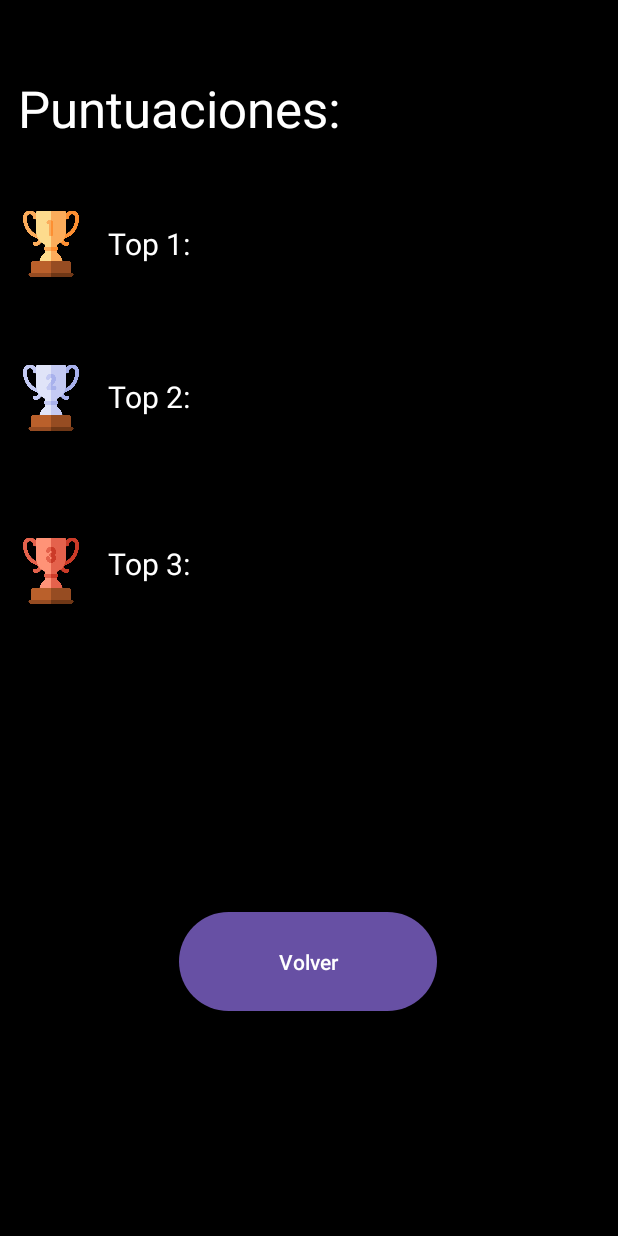
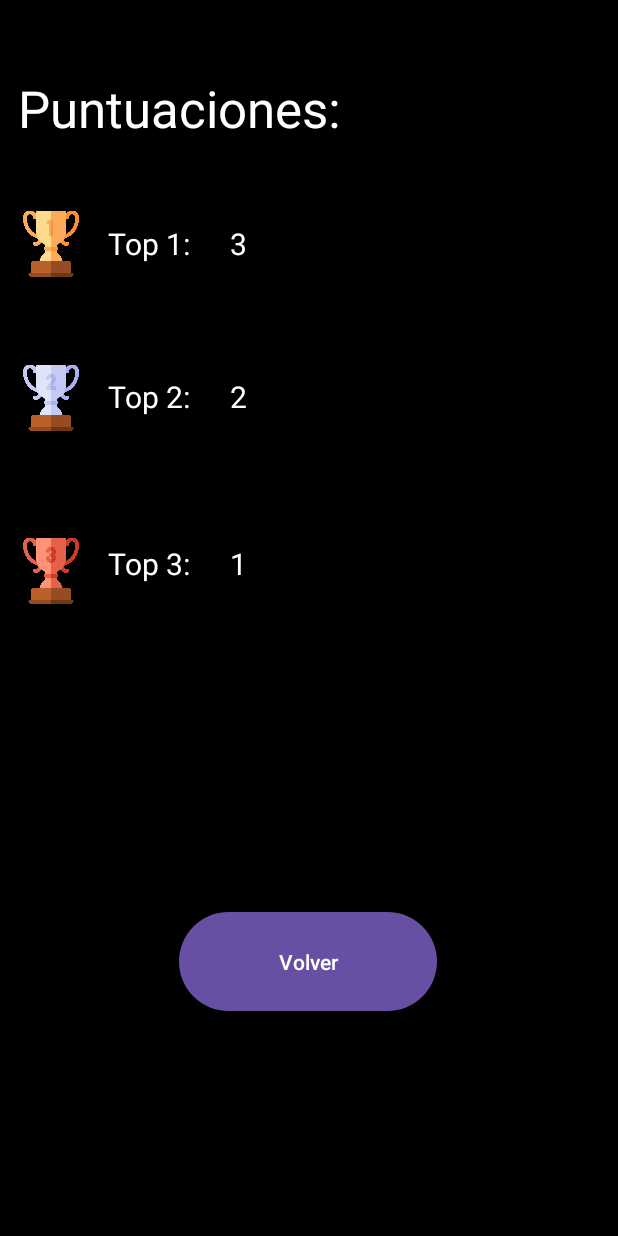
Before and after one commit to daaniigomez29/Snake-DGB, an Android app: the screen it shows after launch (PantallaPuntuaciones), after a tap on "Puntuaciones", on a phone screen of 412 x 824 dp. Run offline under Robolectric (Android 15) with nearby library versions, the phone set to English and light mode, and no system bars; 4 statements that could not run were skipped.

```diff
--- a/app/src/main/AndroidManifest.xml
+++ b/app/src/main/AndroidManifest.xml
@@ -11,6 +11,7 @@
         android:roundIcon="@mipmap/iconosnake"
         android:supportsRtl="true"
         android:theme="@style/Theme.Snake"
+        android:screenOrientation="portrait"
         tools:targetApi="31">
         <activity
             android:name=".PantallaPuntuaciones"
--- a/app/src/main/java/com/example/snake/MainActivity.java
+++ b/app/src/main/java/com/example/snake/MainActivity.java
@@ -10,10 +10,14 @@ import android.view.Display;
 import android.view.View;
 import android.widget.Button;
 
+import java.util.ArrayList;
+import java.util.TreeSet;
+
 public class MainActivity extends AppCompatActivity {
-    MediaPlayer mediaPlayer;
-    Button btnStart;
-    Button btnPuntuaciones;
+    private ArrayList<Integer> listaPuntuaciones = new ArrayList<>();
+    private MediaPlayer mediaPlayer;
+    private Button btnStart;
+    private Button btnPuntuaciones;
 
     @Override
     protected void onCreate(Bundle savedInstanceState) {
--- a/app/src/main/java/com/example/snake/PantallaPuntuaciones.java
+++ b/app/src/main/java/com/example/snake/PantallaPuntuaciones.java
@@ -5,21 +5,47 @@ import androidx.appcompat.app.AppCompatActivity;
 import android.content.Intent;
 import android.media.MediaPlayer;
 import android.os.Bundle;
+import android.util.Log;
 import android.view.View;
 import android.widget.Button;
+import android.widget.TextView;
+
+import java.util.ArrayList;
+import java.util.Collections;
+import java.util.List;
 
 public class PantallaPuntuaciones extends AppCompatActivity {
 
     Button btnVolver;
     MediaPlayer pantalla;
+    List<Integer> listaPuntuaciones;
+    TextView puntuacion1;
+    TextView puntuacion2;
+    TextView puntuacion3;
+
     @Override
     protected void onCreate(Bundle savedInstanceState) {
         super.onCreate(savedInstanceState);
         setContentView(R.layout.puntuaciones);
         btnVolver = findViewById(R.id.btn_volver);
+        puntuacion1 = findViewById(R.id.puntuacion1);
+        puntuacion2 = findViewById(R.id.puntuacion2);
+        puntuacion3 = findViewById(R.id.puntuacion3);
         pantalla = MediaPlayer.create(this, R.raw.pantalla_puntucaciones);
         pantalla.setLooping(true);
         pantalla.start();
+
+        listaPuntuaciones = SharedPreferencesSnake.recuperarDatos(this);
+
+        Collections.sort(listaPuntuaciones, Collections.reverseOrder());
+
+        Log.d("lista Ordenada", listaPuntuaciones.toString());
+
+        puntuacion1.setText(String.valueOf(listaPuntuaciones.get(0)));
+        puntuacion2.setText(String.valueOf(listaPuntuaciones.get(1)));
+        puntuacion3.setText(String.valueOf(listaPuntuaciones.get(2)));
+
+
         btnVolver.setOnClickListener(new View.OnClickListener() {
             @Override
             public void onClick(View view) {
--- /dev/null
+++ b/app/src/main/java/com/example/snake/SharedPreferencesSnake.java
@@ -0,0 +1,45 @@
+package com.example.snake;
+
+import android.content.Context;
+import android.content.SharedPreferences;
+import android.text.TextUtils;
+
+import java.util.ArrayList;
+import java.util.List;
+
+public class SharedPreferencesSnake {
+    private static final String nombrePreferencia = "preferencias";
+    private static final String key = "lista";
+
+    public SharedPreferencesSnake(){
+
+    }
+
+    public static void guardarDatos(Context context, List<Integer> list) {
+        SharedPreferences preferences = context.getSharedPreferences(nombrePreferencia, Context.MODE_PRIVATE);
+        SharedPreferences.Editor editor = preferences.edit();
+
+        // Convierte la lista de Integer a una cadena
+        String listaString = TextUtils.join(",", list);
+
+        // Guarda la cadena en SharedPreferences
+        editor.putString(key, listaString);
+        editor.apply();
+    }
+
+    public static List<Integer> recuperarDatos(Context context) {
+        SharedPreferences preferences = context.getSharedPreferences(nombrePreferencia, Context.MODE_PRIVATE);
+
+        // Recupera la cadena desde SharedPreferences
+        String listaString = preferences.getString(key, "");
+
+        // Convierte la cadena a una lista de Integer utilizando el delimitador
+        List<Integer> listaRecuperada = new ArrayList<>();
+        String[] elementos = listaString.split(",");
+        for (String elemento : elementos) {
+            listaRecuperada.add(Integer.valueOf(elemento));
+        }
+
+        return listaRecuperada;
+    }
+}
--- a/app/src/main/java/com/example/snake/Snake.java
+++ b/app/src/main/java/com/example/snake/Snake.java
@@ -16,6 +16,8 @@ import android.view.View;
 import android.view.ViewGroup;
 import android.widget.Button;
 
+import java.util.ArrayList;
+import java.util.List;
 import java.util.Random;
 
 public class Snake extends SurfaceView implements Runnable, SurfaceHolder.Callback, View.OnClickListener {
@@ -95,6 +97,8 @@ public class Snake extends SurfaceView implements Runnable, SurfaceHolder.Callba
     private boolean flag = true; //Bandera para saber si ya se ha inicializado los botones y no tener errores de ejecución
     private boolean isDead = false; //Bandera para saber si el jugador ha perdido o no y así visualizar los botones
 
+    private List<Integer> listaPuntuaciones = new ArrayList<>();
+
     public Snake(Context context, Point tamano) {
         super(context);
 
@@ -127,6 +131,8 @@ public class Snake extends SurfaceView implements Runnable, SurfaceHolder.Callba
         btnVolver = new Button(context);
         btnVolver.setText("Volver al menú");
         btnVolver.setOnClickListener(this);
+
+        listaPuntuaciones = SharedPreferencesSnake.recuperarDatos(getContext());
     }
 
     // Método que se llama cuando el Surface es creado
@@ -161,6 +167,11 @@ public class Snake extends SurfaceView implements Runnable, SurfaceHolder.Callba
             }
         }
         if(isDead) {
+            visualizarBotonesMuerte();
+        }
+    }
+
+    public void visualizarBotonesMuerte(){
         // Configuración inicial de altura, ancho y coordenadas
         ViewGroup.MarginLayoutParams paramsReiniciar = new ViewGroup.MarginLayoutParams(
                 ViewGroup.LayoutParams.WRAP_CONTENT,
@@ -188,7 +199,6 @@ public class Snake extends SurfaceView implements Runnable, SurfaceHolder.Callba
                 }
             }
         });
-        }
     }
 
     public void pause() {
@@ -406,6 +416,16 @@ public class Snake extends SurfaceView implements Runnable, SurfaceHolder.Callba
 
         if (detectarMuerte()) {
             isPlaying = false;
+
+            listaPuntuaciones.add(puntuacion);
+            SharedPreferencesSnake.guardarDatos(getContext(), listaPuntuaciones);
+
+            perder.setLooping(true);
+            perder.start();
+        }
+    }
+
+    public void liberarAudios(){
         juego.stop();
         comerManzana.stop();
         comerEscudo.stop();
@@ -420,9 +440,6 @@ public class Snake extends SurfaceView implements Runnable, SurfaceHolder.Callba
         juego3.release();
         juego3 = null;
 
-            perder.setLooping(true);
-            perder.start();
-        }
     }
 
     public void draw() {
--- a/app/src/main/java/com/example/snake/SnakeGame.java
+++ b/app/src/main/java/com/example/snake/SnakeGame.java
@@ -14,6 +14,7 @@ public class SnakeGame extends AppCompatActivity {
     protected void onCreate(Bundle savedInstanceState) {
         super.onCreate(savedInstanceState);
 
+        //Obtiene el tamaño de la pantalla
         Display display = getWindowManager().getDefaultDisplay();
 
         Point tamano = new Point();
--- a/app/src/main/res/layout/puntuaciones.xml
+++ b/app/src/main/res/layout/puntuaciones.xml
@@ -33,6 +33,48 @@
         app:layout_constraintStart_toEndOf="@+id/img_puesto_1"
         app:layout_constraintTop_toTopOf="parent"
         app:layout_constraintVertical_bias="0.187" />
+
+    <TextView
+        android:id="@+id/puntuacion1"
+        android:layout_width="66dp"
+        android:layout_height="27dp"
+        android:text="3"
+        android:textColor="#FFFFFF"
+        android:textSize="20sp"
+        app:layout_constraintBottom_toBottomOf="parent"
+        app:layout_constraintEnd_toEndOf="parent"
+        app:layout_constraintHorizontal_bias="0.335"
+        app:layout_constraintStart_toEndOf="@+id/img_puesto_1"
+        app:layout_constraintTop_toTopOf="parent"
+        app:layout_constraintVertical_bias="0.187" />
+
+    <TextView
+        android:id="@+id/puntuacion2"
+        android:layout_width="66dp"
+        android:layout_height="27dp"
+        android:text="2"
+        android:textColor="#FFFFFF"
+        android:textSize="20sp"
+        app:layout_constraintBottom_toBottomOf="parent"
+        app:layout_constraintEnd_toEndOf="parent"
+        app:layout_constraintHorizontal_bias="0.335"
+        app:layout_constraintStart_toEndOf="@+id/img_puesto_1"
+        app:layout_constraintTop_toTopOf="parent"
+        app:layout_constraintVertical_bias="0.315" />
+
+    <TextView
+        android:id="@+id/puntuacion3"
+        android:layout_width="66dp"
+        android:layout_height="27dp"
+        android:text="1"
+        android:textColor="#FFFFFF"
+        android:textSize="20sp"
+        app:layout_constraintBottom_toBottomOf="parent"
+        app:layout_constraintEnd_toEndOf="parent"
+        app:layout_constraintHorizontal_bias="0.335"
+        app:layout_constraintStart_toEndOf="@+id/img_puesto_1"
+        app:layout_constraintTop_toTopOf="parent"
+        app:layout_constraintVertical_bias="0.454" />
 
     <TextView
         android:id="@+id/puesto_2"
@@ -109,4 +151,5 @@
         app:layout_constraintStart_toStartOf="parent"
         app:layout_constraintTop_toTopOf="parent"
         app:layout_constraintVertical_bias="0.805" />
+
 </androidx.constraintlayout.widget.ConstraintLayout>
```
Lines whose indentation alone changed are shown as unchanged.
